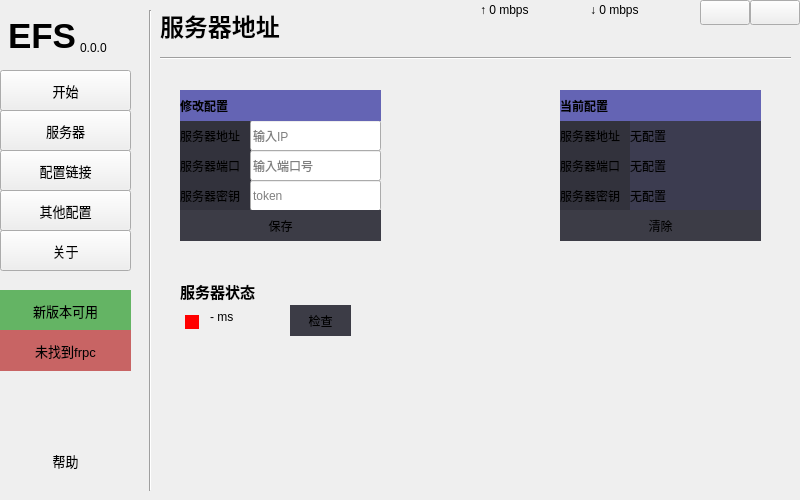
This is ui/main.ui in LyceenAiro/EazyFrpSetting as Qt 5 draws it before an edit. The edited form follows.
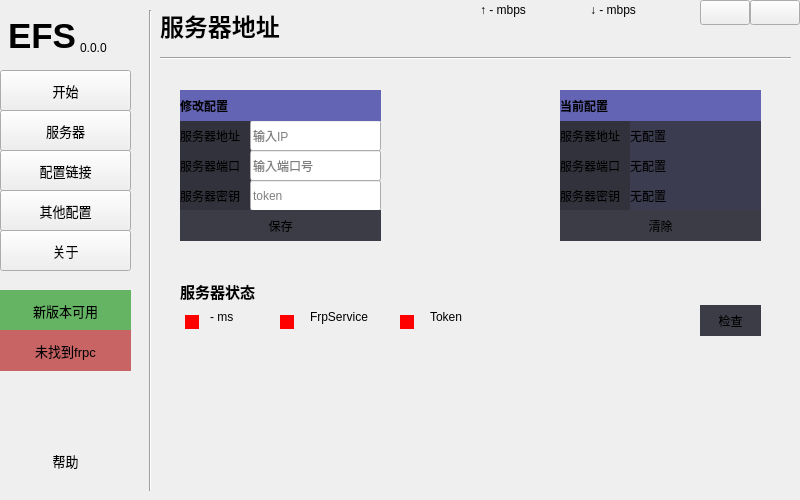
This is the edited form. The open tabs and pages were chosen to show the change.

Commit message: v2.1.1：Frp服务检查，TokenAPI修复

```diff
--- a/ui/main.ui
+++ b/ui/main.ui
@@ -624,7 +624,7 @@
      <widget class="QPushButton" name="server_check">
       <property name="geometry">
        <rect>
-        <x>130</x>
+        <x>540</x>
         <y>295</y>
         <width>61</width>
         <height>31</height>
@@ -643,6 +643,76 @@
        <string>检查</string>
       </property>
      </widget>
+     <widget class="QLabel" name="frp_service">
+      <property name="geometry">
+       <rect>
+        <x>120</x>
+        <y>305</y>
+        <width>14</width>
+        <height>14</height>
+       </rect>
+      </property>
+      <property name="styleSheet">
+       <string notr="true">QLabel {
+            background-color: rgb(255, 0, 0);
+            border-radius: 0px;
+}</string>
+      </property>
+      <property name="text">
+       <string/>
+      </property>
+     </widget>
+     <widget class="QLabel" name="server_ping_2">
+      <property name="geometry">
+       <rect>
+        <x>150</x>
+        <y>300</y>
+        <width>71</width>
+        <height>20</height>
+       </rect>
+      </property>
+      <property name="text">
+       <string>FrpService</string>
+      </property>
+      <property name="alignment">
+       <set>Qt::AlignLeading|Qt::AlignLeft|Qt::AlignTop</set>
+      </property>
+     </widget>
+     <widget class="QLabel" name="token_service">
+      <property name="geometry">
+       <rect>
+        <x>240</x>
+        <y>305</y>
+        <width>14</width>
+        <height>14</height>
+       </rect>
+      </property>
+      <property name="styleSheet">
+       <string notr="true">QLabel {
+            background-color: rgb(255, 0, 0);
+            border-radius: 0px;
+}</string>
+      </property>
+      <property name="text">
+       <string/>
+      </property>
+     </widget>
+     <widget class="QLabel" name="login_ping_3">
+      <property name="geometry">
+       <rect>
+        <x>270</x>
+        <y>300</y>
+        <width>71</width>
+        <height>20</height>
+       </rect>
+      </property>
+      <property name="text">
+       <string>Token</string>
+      </property>
+      <property name="alignment">
+       <set>Qt::AlignLeading|Qt::AlignLeft|Qt::AlignTop</set>
+      </property>
+     </widget>
     </widget>
     <widget class="QWidget" name="page1">
      <widget class="Line" name="line_3">
@@ -1533,7 +1603,7 @@
       </rect>
      </property>
      <property name="text">
-      <string>↑ 0 mbps</string>
+      <string>↑ - mbps</string>
      </property>
     </widget>
     <widget class="QLabel" name="net_downdata">
@@ -1546,7 +1616,7 @@
       </rect>
      </property>
      <property name="text">
-      <string>↓ 0 mbps</string>
+      <string>↓ - mbps</string>
      </property>
     </widget>
     <zorder>window_mini</zorder>
```
Left out of the diff: 2 changed lines with no effect on the pictures. The commit also changes 5 other files.
